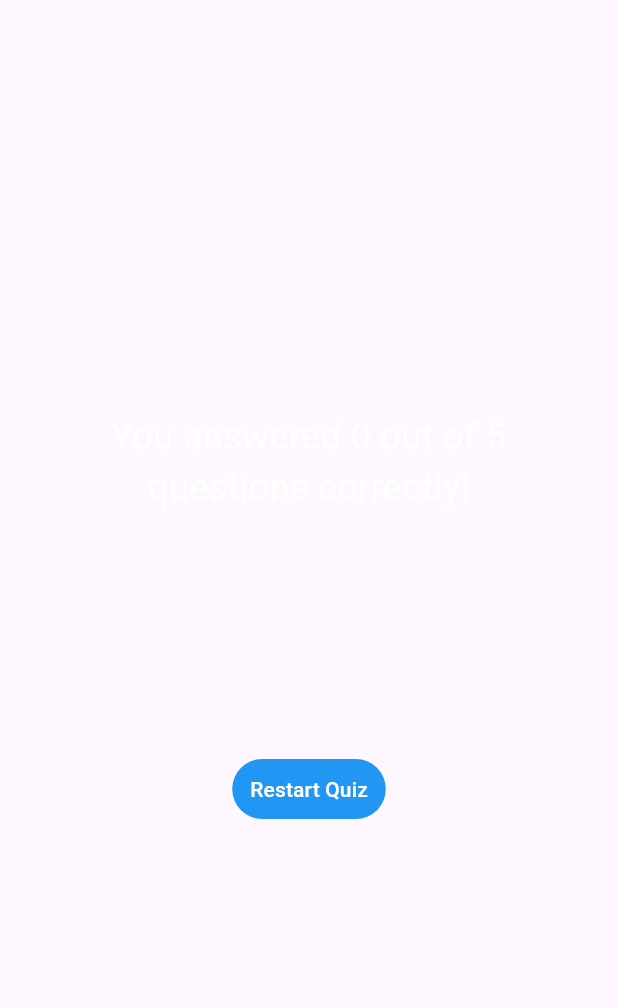
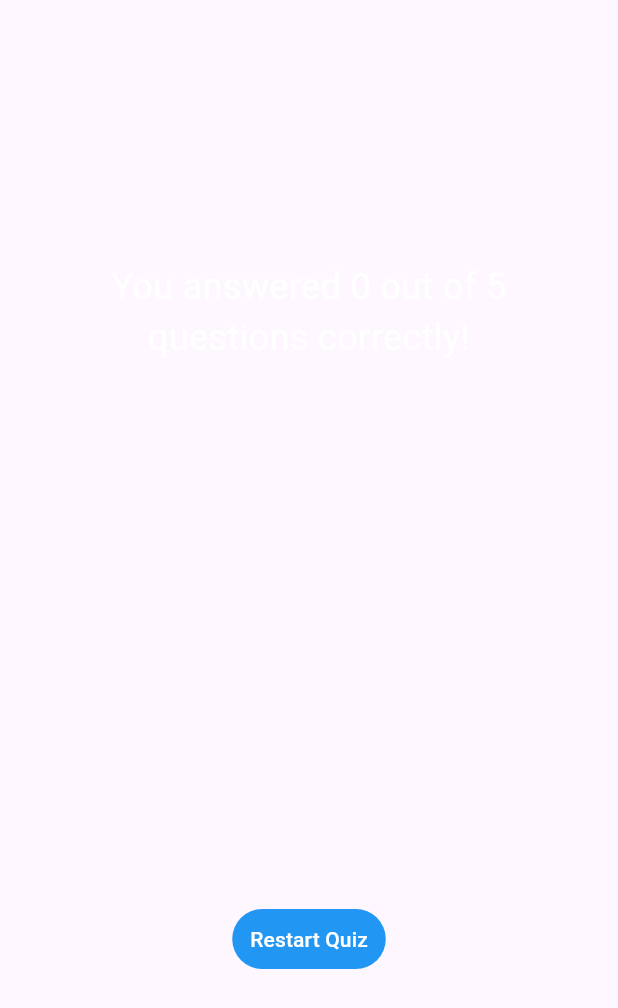
Before and after one commit to tasnimul1331/Quiz-App-in-Flutter, a Flutter app: the ResultScreen widget shown alone on an empty page, opened directly with empty values, on a phone screen of 412 x 824 dp. Shown: the top 1008 px of the screen. Run offline on Flutter 3.47's test engine with Material 3 defaults, Android fonts, the phone set to English and light mode, and no system bars; our stand-ins replace google_fonts.

Commit message:
Resize ScrollView

```diff
--- a/lib/result_screen.dart
+++ b/lib/result_screen.dart
@@ -48,7 +48,7 @@ class ResultScreen extends StatelessWidget {
             SizedBox(height: 30),
 
             SizedBox(
-              height: 100,
+              height: 300,
               child: SingleChildScrollView(child: QuestionSummary(summaryData)),
             ),
             SizedBox(height: 30),
```
